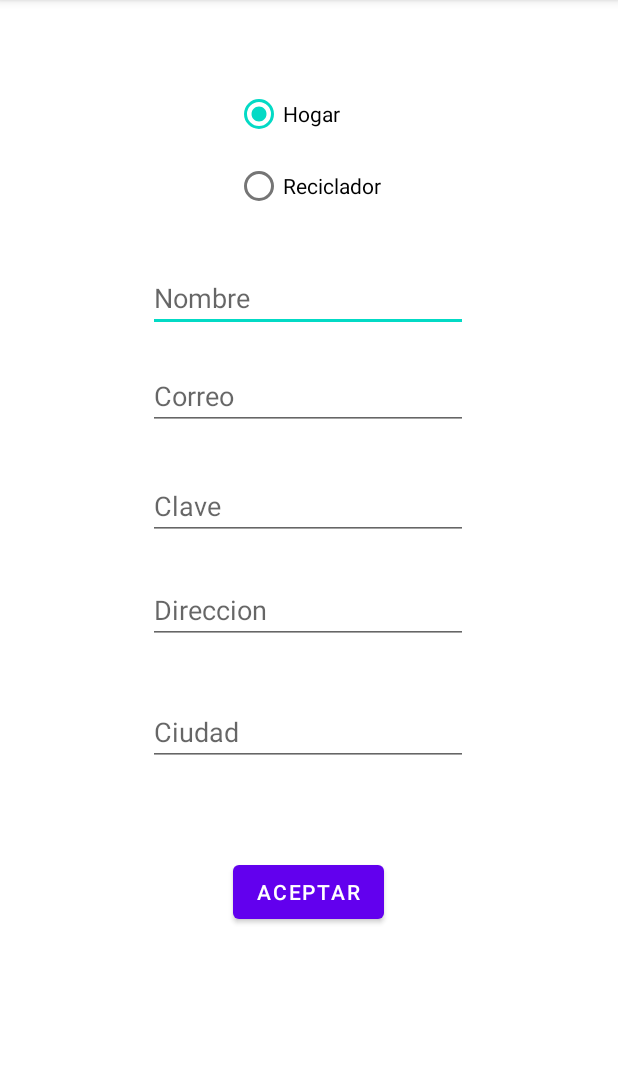
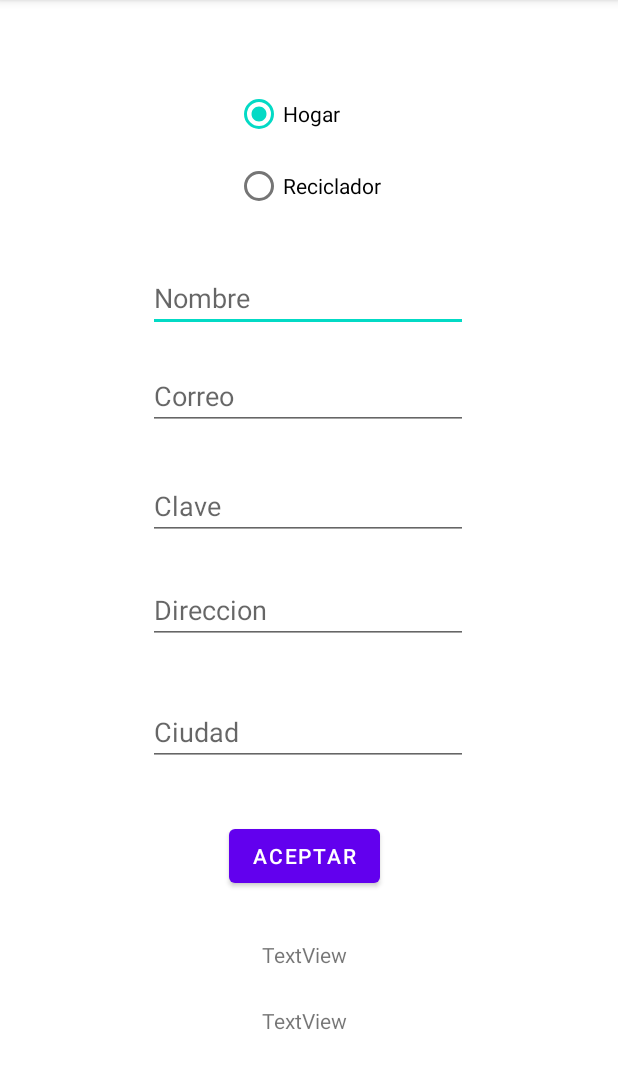
Before and after one commit to fresanchezra/hk, an Android app: the Registro screen opened directly, with no data from a screen before it, on a phone screen of 412 x 824 dp, the part 84-1173 px from its top. Run offline under Robolectric (Android 15) with nearby library versions, the phone set to English and light mode, and no system bars; our stand-ins replace Firebase (no records; nobody signed in at launch, a user with empty details on screens opened directly).

```diff
--- a/app/src/main/AndroidManifest.xml
+++ b/app/src/main/AndroidManifest.xml
@@ -6,7 +6,10 @@
          Google Maps Android API v2, but you must specify either coarse or fine
          location permissions for the "MyLocation" functionality.
     -->
-    <uses-permission android:name="android.permission.ACCESS_FINE_LOCATION" />
+
+    <uses-permission android:name="android.permission.ACCESS_COARSE_LOCATION"/>
+    <uses-permission android:name="android.permission.ACCESS_FINE_LOCATION"/>
+
 
     <application
         android:allowBackup="true"
--- a/app/src/main/java/com/fivetic/recycler/Registro.java
+++ b/app/src/main/java/com/fivetic/recycler/Registro.java
@@ -2,13 +2,22 @@ package com.fivetic.recycler;
 
 import androidx.annotation.NonNull;
 import androidx.appcompat.app.AppCompatActivity;
+import androidx.core.app.ActivityCompat;
 
+import android.Manifest;
+import android.content.Context;
 import android.content.Intent;
+import android.content.pm.PackageManager;
+import android.location.Location;
+import android.location.LocationListener;
+import android.location.LocationManager;
 import android.os.Bundle;
+import android.util.Log;
 import android.view.View;
 import android.widget.Button;
 import android.widget.EditText;
 import android.widget.RadioGroup;
+import android.widget.TextView;
 import android.widget.Toast;
 import java.util.regex.* ;
 import com.fivetic.recycler.Constantes;
@@ -34,6 +43,9 @@ public class Registro extends AppCompatActivity implements View.OnClickListener{
     private EditText editText_direccion ;
     private EditText editText_ciudad ;
     private Button btn_acept ;
+    /*private LocationManager ubicacion;
+    private TextView TextViewlatitud;
+    private TextView TextViewlongitud;*/
 
     @Override
     protected void onCreate(Bundle savedInstanceState) {
@@ -50,7 +62,8 @@ public class Registro extends AppCompatActivity implements View.OnClickListener{
         editText_direccion = findViewById(R.id.editText_direccion) ;
         btn_acept = findViewById(R.id.btn_acept) ;
 
-
+        /*localizacion();
+        registrarLocalizacion();*/
         btn_acept.setOnClickListener(this);
     }
 
@@ -79,6 +92,9 @@ public class Registro extends AppCompatActivity implements View.OnClickListener{
         Matcher mat_clave_alfa = pat_alfa.matcher(clave);
         boolean match_found_clave_alfa = mat_clave_alfa.find();
 
+        // implementar geolocalizacion
+        // funciones de localizacion
+
         if(clave.length()>=8){
 
               if (match_found_clave_esp || match_found_clave_num || match_found_clave_alfa){
@@ -93,6 +109,67 @@ public class Registro extends AppCompatActivity implements View.OnClickListener{
         }
 }
 
+
+    /*private void localizacion(){
+        if (ActivityCompat.checkSelfPermission(this, Manifest.permission.ACCESS_FINE_LOCATION) != PackageManager.PERMISSION_GRANTED && ActivityCompat.checkSelfPermission(this, Manifest.permission.ACCESS_COARSE_LOCATION) != PackageManager.PERMISSION_GRANTED) {
+            ActivityCompat.requestPermissions(this,new String[]{
+                    Manifest.permission.ACCESS_FINE_LOCATION,Manifest.permission.ACCESS_COARSE_LOCATION
+            },1000);
+        }
+        TextViewlongitud= findViewById(R.id.longitud);
+        TextViewlatitud= findViewById(R.id.latitud);
+        ubicacion=(LocationManager) getSystemService(Context.LOCATION_SERVICE);
+        Location loc=ubicacion.getLastKnownLocation(LocationManager.GPS_PROVIDER);
+        if (ubicacion!=null){
+            Log.d("latitud",String.valueOf(loc.getLatitude()));
+            Log.d("longitud",String.valueOf(loc.getLongitude()));
+        }
+    }
+
+    private void registrarLocalizacion() {
+        ubicacion = (LocationManager) getSystemService(Context.LOCATION_SERVICE);
+        if (ActivityCompat.checkSelfPermission(this, Manifest.permission.ACCESS_FINE_LOCATION) != PackageManager.PERMISSION_GRANTED && ActivityCompat.checkSelfPermission(this, Manifest.permission.ACCESS_COARSE_LOCATION) != PackageManager.PERMISSION_GRANTED) {
+            return;
+        }
+        ubicacion.requestLocationUpdates(LocationManager.GPS_PROVIDER, 30000, 0, new milocalizacionListener());
+    }
+
+    private class milocalizacionListener implements LocationListener {
+
+        @Override
+        public void onLocationChanged(@NonNull Location location) {
+            double lat =location.getLatitude();
+            double lon =location.getLongitude();
+            TextViewlongitud.setText(String.valueOf(lon));
+            TextViewlatitud.setText(String.valueOf(lat));
+        }
+
+
+        @Override
+        public void onLocationChanged(@NonNull List<Location> locations) {
+
+        }
+
+        @Override
+        public void onFlushComplete(int requestCode) {
+
+        }
+
+        @Override
+        public void onStatusChanged(String provider, int status, Bundle extras) {
+
+        }
+
+        @Override
+        public void onProviderEnabled(@NonNull String provider) {
+
+        }
+
+        @Override
+        public void onProviderDisabled(@NonNull String provider) {
+
+        }
+    }*/
 
 
     public void registarUsuario( String tipo,  String nombre, String correo, String clave, String direccion, String ciudad){
--- a/app/src/main/res/layout/activity_registro.xml
+++ b/app/src/main/res/layout/activity_registro.xml
@@ -86,9 +86,10 @@
         android:id="@+id/btn_acept"
         android:layout_width="wrap_content"
         android:layout_height="wrap_content"
-        android:layout_marginTop="60dp"
+        android:layout_marginTop="36dp"
         android:text="ACEPTAR"
         app:layout_constraintEnd_toEndOf="@+id/editText_ciudad"
+        app:layout_constraintHorizontal_bias="0.481"
         app:layout_constraintStart_toStartOf="@+id/editText_ciudad"
         app:layout_constraintTop_toBottomOf="@+id/editText_ciudad" />
 
@@ -104,4 +105,24 @@
         app:layout_constraintStart_toStartOf="@+id/editText_correo"
         app:layout_constraintTop_toBottomOf="@+id/editText_correo" />
 
+    <TextView
+        android:id="@+id/longitud"
+        android:layout_width="wrap_content"
+        android:layout_height="wrap_content"
+        android:layout_marginTop="32dp"
+        android:text="TextView"
+        app:layout_constraintEnd_toEndOf="@+id/btn_acept"
+        app:layout_constraintStart_toStartOf="@+id/btn_acept"
+        app:layout_constraintTop_toBottomOf="@+id/btn_acept" />
+
+    <TextView
+        android:id="@+id/latitud"
+        android:layout_width="wrap_content"
+        android:layout_height="wrap_content"
+        android:layout_marginTop="44dp"
+        android:text="TextView"
+        app:layout_constraintEnd_toEndOf="@+id/longitud"
+        app:layout_constraintStart_toStartOf="@+id/longitud"
+        app:layout_constraintTop_toTopOf="@+id/longitud" />
+
 </androidx.constraintlayout.widget.ConstraintLayout>
```
